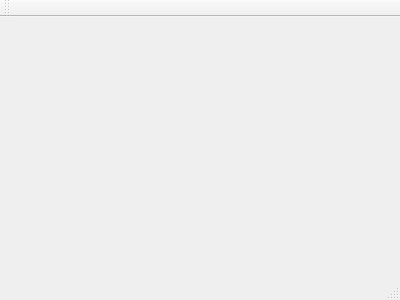
Qt form mainwindow.ui (alec3010/live_plotter) before a commit.
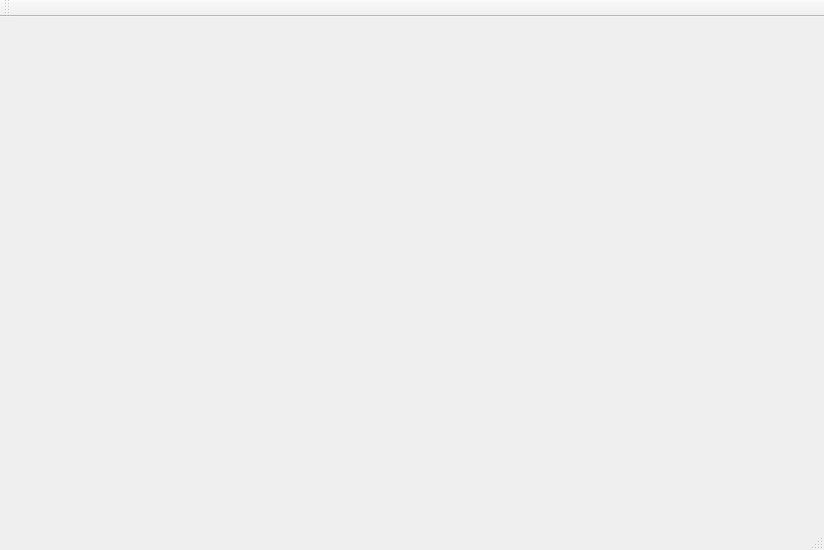
The same form after that commit.

Commit message: added empty plotter class and ui

What changed in the file:
```diff
--- a/mainwindow.ui
+++ b/mainwindow.ui
@@ -1,24 +1,51 @@
 <ui version="4.0">
  <class>MainWindow</class>
- <widget class="QMainWindow" name="MainWindow" >
-  <property name="geometry" >
+ <widget class="QMainWindow" name="MainWindow">
+  <property name="geometry">
    <rect>
     <x>0</x>
     <y>0</y>
-    <width>400</width>
-    <height>300</height>
+    <width>824</width>
+    <height>550</height>
    </rect>
   </property>
   <property name="windowTitle" >
    <string>MainWindow</string>
   </property>
-  <widget class="QMenuBar" name="menuBar" />
-  <widget class="QToolBar" name="mainToolBar" />
-  <widget class="QWidget" name="centralWidget" />
-  <widget class="QStatusBar" name="statusBar" />
+  <widget class="QWidget" name="centralWidget">
+   <widget class="QWidget" name="verticalLayoutWidget">
+    <property name="geometry">
+     <rect>
+      <x>10</x>
+      <y>0</y>
+      <width>801</width>
+      <height>491</height>
+     </rect>
+    </property>
+    <layout class="QVBoxLayout" name="layout"/>
+   </widget>
+  </widget>
+  <widget class="QMenuBar" name="menuBar">
+   <property name="geometry">
+    <rect>
+     <x>0</x>
+     <y>0</y>
+     <width>824</width>
+     <height>20</height>
+    </rect>
+   </property>
+  </widget>
+  <widget class="QToolBar" name="mainToolBar">
+   <attribute name="toolBarArea">
+    <enum>TopToolBarArea</enum>
+   </attribute>
+   <attribute name="toolBarBreak">
+    <bool>false</bool>
+   </attribute>
+  </widget>
+  <widget class="QStatusBar" name="statusBar"/>
  </widget>
- <layoutDefault spacing="6" margin="11" />
- <pixmapfunction></pixmapfunction>
+ <layoutdefault spacing="6" margin="11"/>
  <resources/>
  <connections/>
 </ui>
```
Left out of the diff: 3 changed lines with no effect on the pictures. The commit also changes 7 other files.
